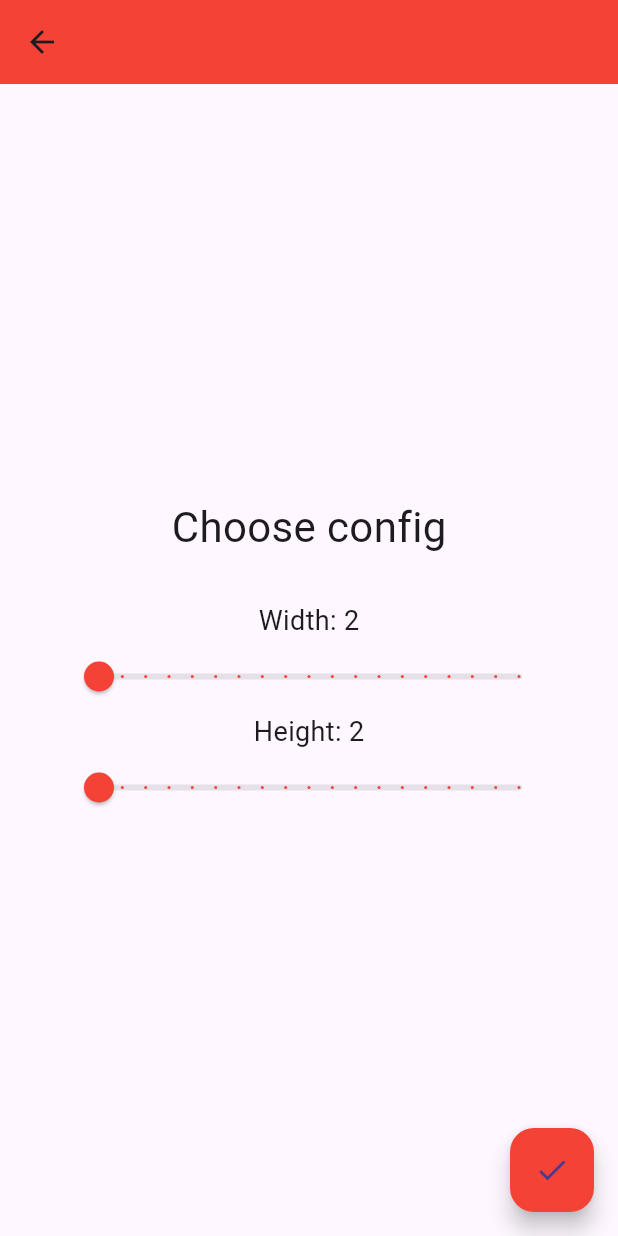
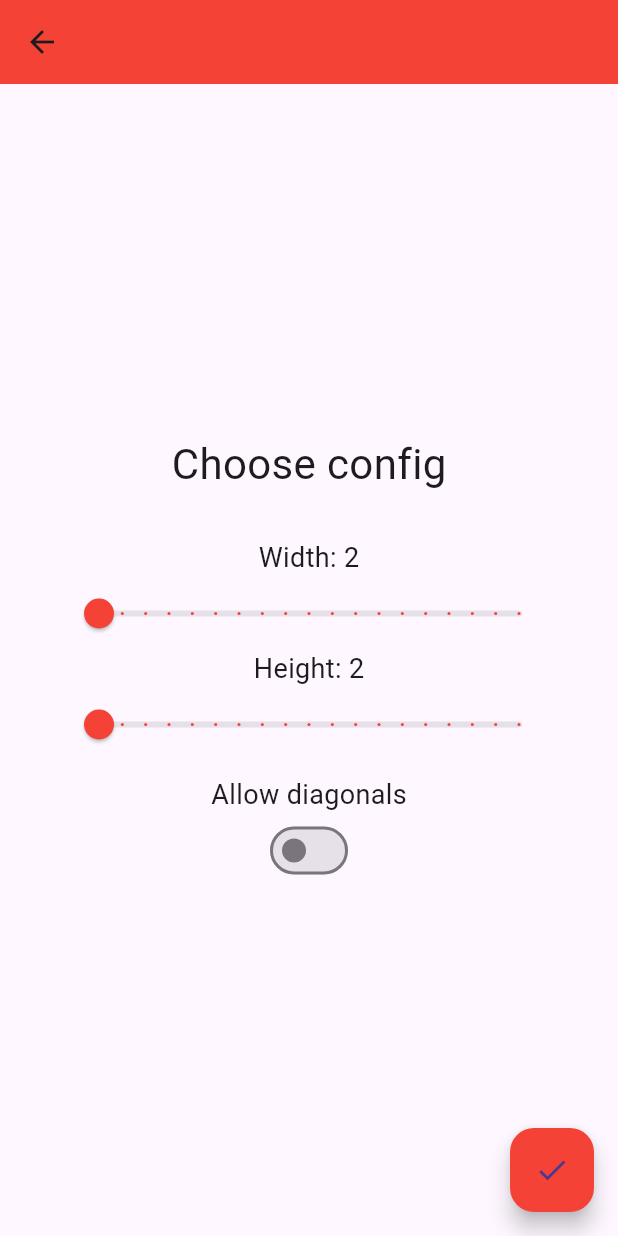
Before and after one commit to MikulasBar/pathfinding, a Flutter app: the ConfigScreen screen opened by its route, on a phone screen of 412 x 824 dp. Run offline on Flutter 3.47's test engine with Material 3 defaults, Android fonts, the phone set to English and light mode, and no system bars; our stand-ins replace auto_route; missing offline and left inert: gridfind.

Commit message:
fix: fix non square sizes, allow diagonal option

```diff
--- a/lib/screens/animation_screen/animation_screen.dart
+++ b/lib/screens/animation_screen/animation_screen.dart
@@ -11,7 +11,7 @@ class AnimationScreen extends StatefulWidget {
   final PathFindingStrategy alg;
   final String name;
 
-  const AnimationScreen( // TODO: fix the build_runner
+  const AnimationScreen(
     this.state,
     this.alg,
     this.name,
--- a/lib/screens/animation_screen/widgets/node_grid.dart
+++ b/lib/screens/animation_screen/widgets/node_grid.dart
@@ -48,8 +48,8 @@ class NodeGrid extends StatelessWidget {
 
   @override
   Widget build(BuildContext context) {
-    final double gridWidth = grid.length * nodeSize;
-    final double gridHeight = grid[0].length * nodeSize;
+    final double gridWidth = grid[0].length * nodeSize;
+    final double gridHeight = grid.length * nodeSize;
 
     return LayoutBuilder(
       builder: (context, constraints) {
@@ -62,7 +62,7 @@ class NodeGrid extends StatelessWidget {
               height: gridHeight,
               child: GridView.count(
                 physics: const NeverScrollableScrollPhysics(),
-                crossAxisCount: grid.length,
+                crossAxisCount: grid[0].length,
                 mainAxisSpacing: 2.0,
                 crossAxisSpacing: 2.0,
                 children: buildBlocks(),
--- a/lib/screens/config_screen/config_screen.dart
+++ b/lib/screens/config_screen/config_screen.dart
@@ -15,15 +15,9 @@ class _ConfigScreenState extends State<ConfigScreen> {
   static const minSize = 2.0;
   static const maxSize = 20.0;
 
-  late int width;
-  late int height;
-
-  @override
-  void initState() {
-    super.initState();
-    width = minSize.toInt();
-    height = minSize.toInt();
-  }
+  late int width = minSize.toInt();
+  late int height = minSize.toInt();
+  bool allowDiagonals = false;
 
   void changeWidth(double value) {
     setState(() {
@@ -34,6 +28,12 @@ class _ConfigScreenState extends State<ConfigScreen> {
   void changeHeight(double value) {
     setState(() {
       height = value.toInt();
+    });
+  }
+
+  void changeDiagonals(bool value) {
+    setState(() {
+      allowDiagonals = value;
     });
   }
 
@@ -53,13 +53,16 @@ class _ConfigScreenState extends State<ConfigScreen> {
               SizeSlider(value: width.toDouble(), onChanged: changeWidth, minSize: minSize, maxSize: maxSize),
               Text('Height: $height', style: const TextStyle(fontSize: 18),),
               SizeSlider(value: height.toDouble(), onChanged: changeHeight, minSize: minSize, maxSize: maxSize),
+              const SizedBox(height: 10.0),
+              const Text('Allow diagonals', style: TextStyle(fontSize: 18)),
+              Switch(value: allowDiagonals, activeColor: Colors.red, onChanged: changeDiagonals)
             ],
           ),
         ),
       ),
       floatingActionButton: FloatingActionButton(
-        backgroundColor: Colors.red,
-        onPressed: () => context.router.push(PositionConfigRoute(width: width, height: height)),
+        backgroundColor: Colors.red, // There happens weird wrong displaying of the animation if this is not reversed
+        onPressed: () => context.router.push(PositionConfigRoute(width: height, height: width, allowDiagonals: allowDiagonals)),
         child: const Icon(Icons.check),
       ),
       floatingActionButtonLocation: FloatingActionButtonLocation.endFloat,
--- a/lib/screens/position_config_screen/widgets/changeable_grid.dart
+++ b/lib/screens/position_config_screen/widgets/changeable_grid.dart
@@ -34,8 +34,8 @@ class ChangeableGrid extends StatelessWidget {
 
   @override
   Widget build(BuildContext context) {
-    final double gridWidth = nodes.length * nodeSize;
-    final double gridHeight = nodes[0].length * nodeSize;
+    final double gridWidth = nodes[0].length * nodeSize;
+    final double gridHeight = nodes.length * nodeSize;
 
 
     return LayoutBuilder(
@@ -51,7 +51,7 @@ class ChangeableGrid extends StatelessWidget {
                 onPointerSignal: (event) {},
                 child: GridView.count(
                   physics: const NeverScrollableScrollPhysics(),
-                  crossAxisCount: nodes.length,
+                  crossAxisCount: nodes[0].length,
                   mainAxisSpacing: 2.0,
                   crossAxisSpacing: 2.0,
                   children: buildBlocks(),
```
Also changed, not shown: lib/screens/position_config_screen/position_config_screen.dart (+9 -1 lines), lib/screens/stats_screen/stats_screen.dart (+33 -13 lines), lib/app/router.gr.dart.
